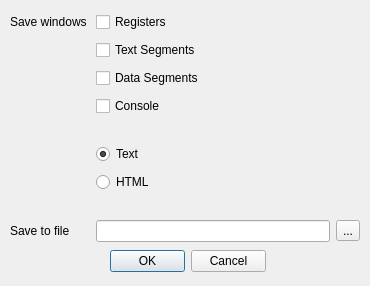
Above: QtSpim/savelogfile.ui from billsix/spim before the change. Below: the same form after it.
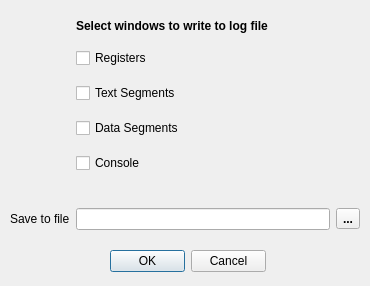
That is the form after the change.

Commit message: Logging windows crashed system.

What changed in the file:
```diff
--- a/QtSpim/savelogfile.ui
+++ b/QtSpim/savelogfile.ui
@@ -45,6 +45,12 @@
     <height>286</height>
    </rect>
   </property>
+  <property name="font">
+   <font>
+    <weight>50</weight>
+    <bold>false</bold>
+   </font>
+  </property>
   <property name="windowTitle">
    <string>Select Windows</string>
   </property>
@@ -57,16 +63,40 @@
      <height>235</height>
     </rect>
    </property>
+   <property name="font">
+    <font>
+     <weight>75</weight>
+     <bold>true</bold>
+    </font>
+   </property>
    <layout class="QGridLayout" name="gridLayout">
-    <item row="2" column="0">
+    <item row="1" column="1">
      <widget class="QLabel" name="label">
+      <property name="sizePolicy">
+       <sizepolicy hsizetype="Preferred" vsizetype="Fixed">
+        <horstretch>0</horstretch>
+        <verstretch>0</verstretch>
+       </sizepolicy>
+      </property>
+      <property name="font">
+       <font>
+        <weight>75</weight>
+        <bold>true</bold>
+       </font>
+      </property>
       <property name="text">
-       <string>Save windows </string>
+       <string>Select windows to write to log file</string>
       </property>
      </widget>
     </item>
     <item row="2" column="1">
      <widget class="QCheckBox" name="RegsCheckBox">
+      <property name="font">
+       <font>
+        <weight>50</weight>
+        <bold>false</bold>
+       </font>
+      </property>
       <property name="text">
        <string>Registers</string>
       </property>
@@ -74,6 +104,12 @@
     </item>
     <item row="3" column="1">
      <widget class="QCheckBox" name="TextCheckBox">
+      <property name="font">
+       <font>
+        <weight>50</weight>
+        <bold>false</bold>
+       </font>
+      </property>
       <property name="text">
        <string>Text Segments</string>
       </property>
@@ -81,6 +117,12 @@
     </item>
     <item row="4" column="1">
      <widget class="QCheckBox" name="DataCheckBox">
+      <property name="font">
+       <font>
+        <weight>50</weight>
+        <bold>false</bold>
+       </font>
+      </property>
       <property name="text">
        <string>Data Segments</string>
       </property>
@@ -88,63 +130,61 @@
     </item>
     <item row="5" column="1">
      <widget class="QCheckBox" name="ConsoleCheckBox">
+      <property name="font">
+       <font>
+        <weight>50</weight>
+        <bold>false</bold>
+       </font>
+      </property>
       <property name="text">
        <string>Console</string>
       </property>
      </widget>
     </item>
-    <item row="10" column="0">
+    <item row="7" column="0">
      <widget class="QLabel" name="label_2">
+      <property name="font">
+       <font>
+        <weight>50</weight>
+        <bold>false</bold>
+       </font>
+      </property>
       <property name="text">
        <string>Save to file</string>
       </property>
      </widget>
     </item>
-    <item row="10" column="1">
-     <widget class="QLineEdit" name="SaveLineEdit"/>
-    </item>
-    <item row="6" column="0">
-     <spacer name="verticalSpacer">
-      <property name="orientation">
-       <enum>Qt::Vertical</enum>
+    <item row="7" column="1">
+     <widget class="QLineEdit" name="SaveLineEdit">
+      <property name="font">
+       <font>
+        <weight>75</weight>
+        <bold>true</bold>
+       </font>
       </property>
-      <property name="sizeType">
-       <enum>QSizePolicy::Fixed</enum>
-      </property>
-      <property name="sizeHint" stdset="0">
-       <size>
-        <width>20</width>
-        <height>20</height>
-       </size>
-      </property>
-     </spacer>
+     </widget>
     </item>
-    <item row="10" column="2">
+    <item row="7" column="2">
      <widget class="QToolButton" name="saveFileToolButton">
+      <property name="font">
+       <font>
+        <weight>75</weight>
+        <bold>true</bold>
+       </font>
+      </property>
       <property name="text">
        <string>...</string>
       </property>
      </widget>
     </item>
-    <item row="7" column="1">
-     <widget class="QRadioButton" name="TextRadioButton">
-      <property name="text">
-       <string>Text</string>
-      </property>
-      <property name="checked">
-       <bool>true</bool>
-      </property>
-     </widget>
-    </item>
-    <item row="8" column="1">
-     <widget class="QRadioButton" name="HTMLRadioButton">
-      <property name="text">
-       <string>HTML</string>
-      </property>
-     </widget>
-    </item>
-    <item row="9" column="0">
+    <item row="6" column="0">
      <spacer name="verticalSpacer_2">
+      <property name="font">
+       <font>
+        <weight>75</weight>
+        <bold>true</bold>
+       </font>
+      </property>
       <property name="orientation">
        <enum>Qt::Vertical</enum>
       </property>
```
Left out of the diff: 43 changed lines with no effect on the pictures. The commit also changes 2 other files.
